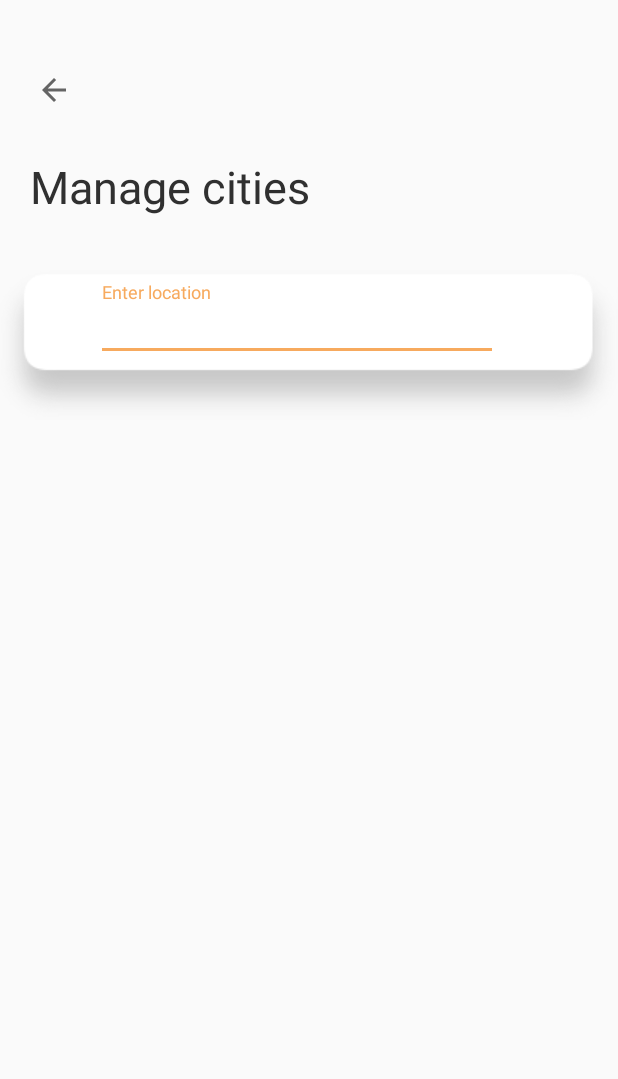
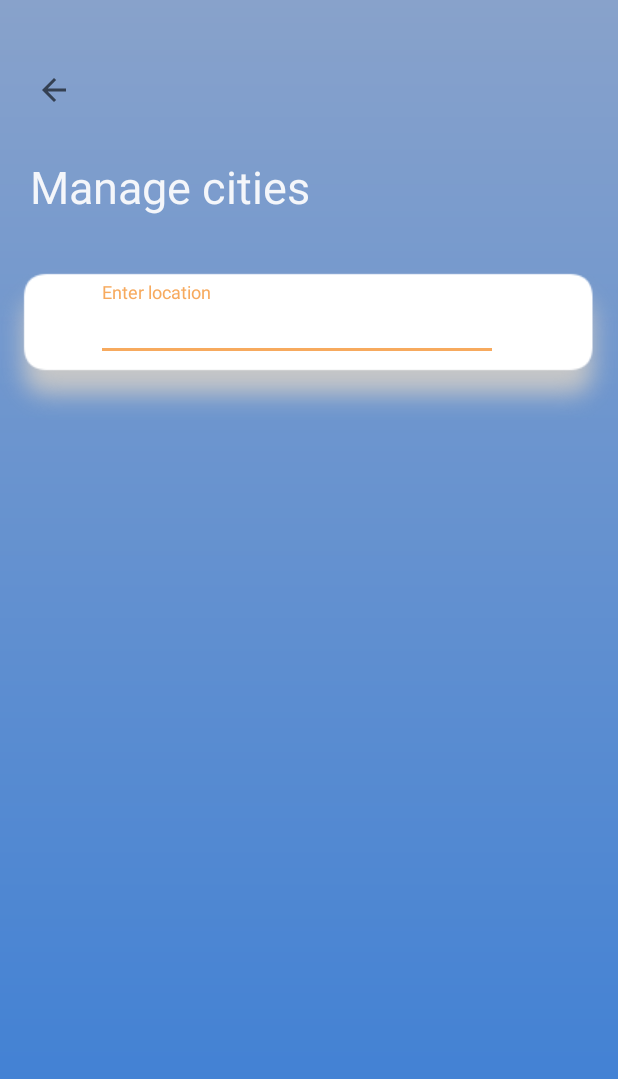
Before and after one commit to OlegSnetkov/WeatherApp, an Android app: the fragment AddLocationFragment shown on its own in the app's theme, on a phone screen of 412 x 824 dp. Shown: the top 1079 px of the screen. Run offline under Robolectric (Android 15) with nearby library versions, the phone set to English and light mode, and no system bars; network calls fail.

Commit message:
in progress

```diff
--- a/app/src/main/java/com/avtograv/weatherapp/data/remote/retrofit/response/onecall/Current.kt
+++ b/app/src/main/java/com/avtograv/weatherapp/data/remote/retrofit/response/onecall/Current.kt
@@ -9,7 +9,7 @@ data class Current(
     @SerialName("sunrise") val sunrise: Int? = null,
     @SerialName("temp") val temp: Double? = null,
     @SerialName("visibility") val visibility: Int? = null,
-    @SerialName("uvi") val uvi: Int? = null,
+    @SerialName("uvi") val uvi: Double? = null,
     @SerialName("pressure") val pressure: Int? = null,
     @SerialName("clouds") val clouds: Int? = null,
     @SerialName("feels_like") val feelsLike: Double,
--- a/app/src/main/java/com/avtograv/weatherapp/data/remote/retrofit/response/onecall/DailyItem.kt
+++ b/app/src/main/java/com/avtograv/weatherapp/data/remote/retrofit/response/onecall/DailyItem.kt
@@ -15,7 +15,7 @@ data class DailyItem(
     @SerialName("clouds") val clouds: Int? = null,
     @SerialName("feels_like") val feelsLike: FeelsLike? = null,
     @SerialName("wind_gust") val windGust: Double? = null,
-    @SerialName("dt") val dt: Int? = null,
+    @SerialName("dt") val time: Int,
     @SerialName("pop") val pop: Double? = null,
     @SerialName("wind_deg") val windDeg: Int? = null,
     @SerialName("dew_point") val dewPoint: Double? = null,
--- a/app/src/main/java/com/avtograv/weatherapp/model/DataWeather.kt
+++ b/app/src/main/java/com/avtograv/weatherapp/model/DataWeather.kt
@@ -20,5 +20,6 @@ data class DataForecastWeather(
     val ic_weather: String,
     val text_weather: String,
     val max_temp: String,
-    val min_temp: String
+    val min_temp: String,
+    val dayAfterTomorrow: String
 )
--- a/app/src/main/java/com/avtograv/weatherapp/presentetion/locationadd/AddLocationFragment.kt
+++ b/app/src/main/java/com/avtograv/weatherapp/presentetion/locationadd/AddLocationFragment.kt
@@ -2,6 +2,8 @@ package com.avtograv.weatherapp.presentetion.locationadd
 
 import android.content.Context
 import android.os.Bundle
+import android.text.Editable
+import android.text.TextWatcher
 import android.view.LayoutInflater
 import android.view.View
 import android.view.ViewGroup
@@ -36,6 +38,8 @@ class AddLocationFragment : Fragment() {
         }
     }
 
+
+
     override fun onDetach() {
         _context = null
         super.onDetach()
--- a/app/src/main/java/com/avtograv/weatherapp/presentetion/weatherfragment/view/AdapterRecyclerView.kt
+++ b/app/src/main/java/com/avtograv/weatherapp/presentetion/weatherfragment/view/AdapterRecyclerView.kt
@@ -85,6 +85,7 @@ class AdapterRecyclerView : ListAdapter<DataWeather, RecyclerView.ViewHolder>(
             itemBinding.rvTomorrowTempMax.text = item.weatherTomorrow.max_temp
             itemBinding.rvTomorrowTempMin.text = item.weatherTomorrow.min_temp
 
+            itemBinding.tvTextAfterTomorrow.text = item.weatherAfterTomorrow.dayAfterTomorrow
             itemBinding.tvAboutWeatherAfterTomorrow.text = item.weatherAfterTomorrow.text_weather
             itemBinding.rvAfterTomorrowTempMax.text = item.weatherAfterTomorrow.max_temp
             itemBinding.rvAfterTomorrowTempMin.text = item.weatherAfterTomorrow.min_temp
--- /dev/null
+++ b/app/src/main/res/drawable/bg_weather_fragment.xml
@@ -0,0 +1,8 @@
+<?xml version="1.0" encoding="utf-8"?>
+<shape xmlns:android="http://schemas.android.com/apk/res/android">
+    <gradient
+        android:type="linear"
+        android:angle="270"
+        android:startColor="#88a2cb"
+        android:endColor="#397dd5" />
+</shape>
--- a/app/src/main/res/layout/fragment_add_location.xml
+++ b/app/src/main/res/layout/fragment_add_location.xml
@@ -4,7 +4,8 @@
     xmlns:app="http://schemas.android.com/apk/res-auto"
     android:id="@+id/cl_container"
     android:layout_width="match_parent"
-    android:layout_height="match_parent">
+    android:layout_height="match_parent"
+    android:background="@drawable/bg_weather_fragment">
 
     <androidx.constraintlayout.widget.Guideline
         android:id="@+id/gl_top_top"
@@ -50,7 +51,6 @@
         android:layout_height="wrap_content"
         android:layout_marginTop="@dimen/space_normal"
         android:text="@string/manage_cities"
-        android:textColor="@color/colorTextHintSecondary"
         android:textSize="@dimen/text_medium"
         app:layout_constraintStart_toStartOf="@+id/gl_left"
         app:layout_constraintTop_toBottomOf="@+id/iv_arrow_left" />
@@ -78,7 +78,6 @@
                 android:layout_height="wrap_content"
                 android:layout_marginHorizontal="@dimen/space_big"
                 android:fontFamily="sans-serif"
-                android:textColor="@color/colorTextPrimary"
                 android:textSize="15sp" />
         </com.google.android.material.textfield.TextInputLayout>
     </LinearLayout>
--- a/app/src/main/res/layout/fragment_main_screen.xml
+++ b/app/src/main/res/layout/fragment_main_screen.xml
@@ -6,7 +6,7 @@
     android:id="@+id/cl_container"
     android:layout_width="match_parent"
     android:layout_height="match_parent"
-    android:background="@drawable/sky"
+    android:background="@drawable/bg_weather_fragment"
     tools:context=".presentetion.MainActivity">
 
     <androidx.constraintlayout.widget.Guideline
--- a/app/src/main/res/layout/item_forecast_weather.xml
+++ b/app/src/main/res/layout/item_forecast_weather.xml
@@ -191,7 +191,8 @@
             style="@style/item_specificity"
             android:layout_width="wrap_content"
             android:layout_height="wrap_content"
-            android:text="@string/text_after_tomorrow" />
+            tools:text="@string/text_after_tomorrow"
+            tools:textColor="@color/colorPrimary" />
 
         <TextView
             android:id="@+id/tv_about_weather_after_tomorrow"
--- a/app/src/main/res/values/styles.xml
+++ b/app/src/main/res/values/styles.xml
@@ -23,8 +23,8 @@
         <item name="android:paddingEnd">@dimen/space_huge</item>
         <item name="android:textColorHint">@color/colorTextHintSecondary</item>
         <item name="android:hint">@string/hint_search_query</item>
-        <item name="android:textSize">14sp</item>
-        <item name="android:textColor">@android:color/black</item>
+        <item name="android:textSize">15sp</item>
+        <item name="android:textColor">@color/colorPrimaryDark</item>
     </style>
 
     <style name="item_specificity">
```
Also changed, not shown: app/src/main/java/com/avtograv/weatherapp/data/remote/retrofit/RetrofitDataSource.kt (+27 -11 lines), app/src/main/res/drawable/bg_search.9.png.
